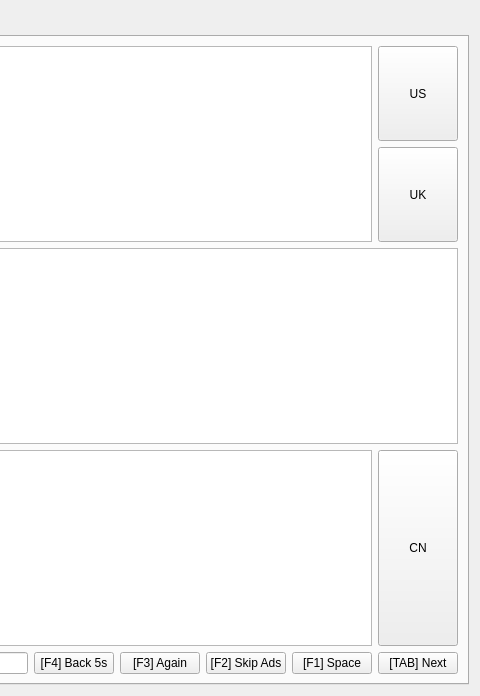
Old version of the form ui/EnglishPractice.ui in the repository SuWeipeng/EnglishPractice; both pictures show x 560 to 1040 and y 0 to 696 of the 1040 by 696 pixel window.
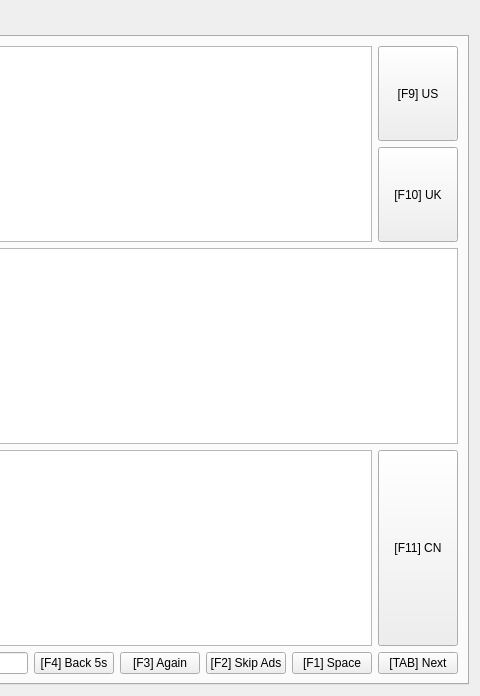
New version of the form. The open tabs and pages were chosen to show the change.

Commit message: Add shortcut to TTS button on Listening UI

The edit to the form file:
```diff
--- a/ui/EnglishPractice.ui
+++ b/ui/EnglishPractice.ui
@@ -405,7 +405,10 @@
                 </sizepolicy>
                </property>
                <property name="text">
-                <string>US</string>
+                <string>[F9] US</string>
+               </property>
+               <property name="shortcut">
+                <string>F9</string>
                </property>
               </widget>
              </item>
@@ -418,7 +421,10 @@
                 </sizepolicy>
                </property>
                <property name="text">
-                <string>UK</string>
+                <string>[F10] UK</string>
+               </property>
+               <property name="shortcut">
+                <string>F10</string>
                </property>
               </widget>
              </item>
@@ -477,7 +483,10 @@
                 </sizepolicy>
                </property>
                <property name="text">
-                <string>CN</string>
+                <string>[F11] CN</string>
+               </property>
+               <property name="shortcut">
+                <string>F11</string>
                </property>
               </widget>
              </item>
```
